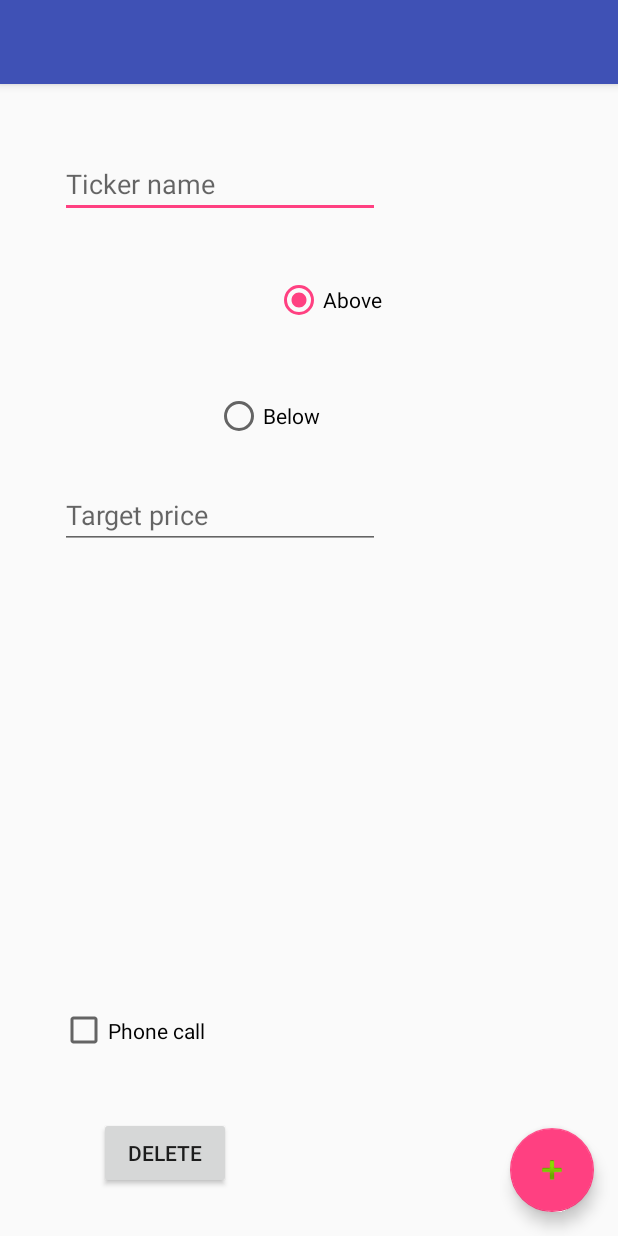
After one commit to jimdc/TradeTracker, an Android app: the layout timedelay.xml on its own in the app's theme, with its tools: preview values and no code run, on a phone screen of 412 x 824 dp. The commit adds this screen. Run offline under Robolectric (Android 15) with nearby library versions, the phone set to English and light mode, and no system bars.

Commit message:
added snooze beta

```diff
--- a/app/src/main/java/com/example/group69/alarm/AddEditStockActivity.kt
+++ b/app/src/main/java/com/example/group69/alarm/AddEditStockActivity.kt
@@ -39,7 +39,12 @@ class AddEditStockActivity : AppCompatActivity() {
 
         val EditingCrypto = b.getBoolean("EditingCrypto")
         val EditingExisting = b.getBoolean("EditingExisting")
-        if (EditingExisting) {
+        val Snooze = b.getBoolean("snooze")
+        if (Snooze) {
+            setTitle("Enter minutes for snooze for price")
+            deletebutton.visibility = View.INVISIBLE
+        }
+        else if (EditingExisting) {
 
             val thestock: Stock = b.getParcelable("TheStock")
             stockid = thestock.stockid
@@ -78,8 +83,14 @@ class AddEditStockActivity : AppCompatActivity() {
 
         addbutton.setOnClickListener { view ->
             val target: Double? = tickerPrice.text.toString().toDoubleOrNull()
-            val editedstock = Stock(stockid, tickerName.text.toString(),
-                    target ?: 6.66, aboveChecked.isChecked, phoneChecked.isChecked, EditingCrypto)
+
+            val editedstock = if(Snooze) { Stock(stockid, "snoozee", target
+                        ?: 6.66, aboveChecked.isChecked, phoneChecked.isChecked, EditingCrypto) } else {
+                Stock(stockid, tickerName.text.toString(), target
+                        ?: 6.66, aboveChecked.isChecked, phoneChecked.isChecked, EditingCrypto)
+            }
+
+
 
             if (dbsBound) { dbService.addeditstock(editedstock) }
             else { Log.e("AddButton", "OnClickListener: dbsBound = false, so did nothing.") }
--- a/app/src/main/java/com/example/group69/alarm/MainActivity.kt
+++ b/app/src/main/java/com/example/group69/alarm/MainActivity.kt
@@ -102,6 +102,9 @@ class MainActivity : AppCompatActivity() {
             }.show()
         }
     }
+    fun timeDelay(view: View) {
+        startActivity<AddEditStockActivity>("EditingExisting" to false, "EditingCrypto" to true,"snooze" to true)
+    }
 
     /**
      * Deletes the stock from Datenbank, from [stocksList], and refreshes UI.
@@ -167,6 +170,8 @@ class MainActivity : AppCompatActivity() {
         val intent = Intent(this, MainService::class.java)
         stopService(intent)
     }
+
+
 
     /**
      * Query the system for if a service is already running.
--- /dev/null
+++ b/app/src/main/java/com/example/group69/alarm/TimeDelay.kt
@@ -0,0 +1,31 @@
+package com.example.group69.alarm
+
+import android.os.Bundle
+import android.support.v7.app.AppCompatActivity
+import android.support.v7.widget.Toolbar
+import android.widget.EditText
+import android.widget.Button
+import android.support.design.widget.FloatingActionButton
+import android.util.Log
+import android.widget.RadioButton
+import android.widget.CheckBox
+import android.view.View
+import org.jetbrains.anko.*
+import java.util.Calendar
+import org.jetbrains.anko.db.delete
+
+class TimeDelay : AppCompatActivity() {
+
+    /**
+     * Customizes the UI based on intent extras "EditingCrypto" and "EditingExisting"
+     * @todo make more modular by having Datenbank interaction in own function
+     */
+    override fun onCreate(savedInstanceState: Bundle?) {
+        super.onCreate(savedInstanceState)
+        setContentView(R.layout.timedelay)
+
+
+
+        supportActionBar!!.setDisplayHomeAsUpEnabled(true)
+    }
+}
--- a/app/src/main/java/com/example/group69/alarm/Updaten.kt
+++ b/app/src/main/java/com/example/group69/alarm/Updaten.kt
@@ -11,6 +11,7 @@ import org.jetbrains.anko.db.parseList
 import org.jetbrains.anko.db.rowParser
 import org.jetbrains.anko.db.select
 import android.support.v4.content.LocalBroadcastManager
+import android.content.BroadcastReceiver
 import android.database.sqlite.SQLiteException
 import android.content.Intent
 import android.os.Vibrator
@@ -32,22 +33,30 @@ class Updaten(CallerContext: Context) : android.os.AsyncTask<Object, String, Voi
      * @todo Reduce calls to [getStocklistFromDB] by signalling if DB changed
      */
     override fun doInBackground(vararg activies : Object): Nothing? {
-
+        Log.d("updaten","updaten start")
         var failcount = 0
         var iterationcount = 0
 
         //mac = activies[0] as MainActivity
+
         while (!isCancelled) {
             Log.d("updaten", "iteration #" + ++iterationcount)
 
             DeletePendingFinishedStock()
+            Log.d("updaten", "1") //fails right here when trying to get from database
             var stocksTargets = getStocklistFromDB()
-
+            Log.d("updaten", "2")
             Log.v("Updaten ", if (stocksTargets.isEmpty()) "might be empty list: " else
             "stocks targets: " + stocksTargets.map { it.ticker }.joinToString(", "))
 
             for (stockx in stocksTargets) {
                 val ticker: String = stockx.ticker
+                if (ticker.equals("snoozee")) {
+                    Log.d("snooze","snoozin")
+                    SetPendingFinishedStock(stockx.stockid)
+                    Thread.sleep(1000 * stockx.target.toLong())
+                    continue
+                }
 
                 var currPrice = if (stockx.crypto == 1L) { Geldmonitor.getCryptoPrice(ticker)
                 } else { Geldmonitor.getStockPrice(ticker) }
@@ -75,8 +84,10 @@ class Updaten(CallerContext: Context) : android.os.AsyncTask<Object, String, Voi
             failcount = 0
             Utility.TryToSleepFor(8000)
         }
-
-        DatabaseManager.getInstance().database.close()
+        Log.d("updaten","service killed, finishing updaten")
+        /*
+        DatabaseManager.getInstance().database.close() //getting rid of this makes stopping scan and restarting not crash
+        */
         return null
     }
 
@@ -140,7 +151,25 @@ class Updaten(CallerContext: Context) : android.os.AsyncTask<Object, String, Voi
         intent.putExtra(ticker, price)
         LocalBroadcastManager.getInstance(this.TutorialServiceContext).sendBroadcast(intent)
     }
+    private fun createBroadcastReceiver(): BroadcastReceiver {
+        return object : BroadcastReceiver() {
+            override fun onReceive(context: Context, intent: Intent) {
+                Log.d("beforeAlarm","mangracina55")
+                // val v = getSystemService(Context.VIBRATOR_SERVICE) as Vibrator
+                //val num : LongArray = longArrayOf(1000,1000,1000)
+                //v.vibrate(num,3)
+                //updat.cancel(true)
+                //updat.pause(intent.getStringExtra("delay").toLong())
+                //Log.d("slept","canceled " + intent.getStringExtra("delay"))
 
+                //Thread.sleep(intent.getStringExtra("delay").toLong() * 6000)
+                //Log.d("slept",intent.getStringExtra("delay"))
+                //updat.execute("h")
+
+                //deleteStockOfThisIndex(intent.getStringExtra("result"))
+            }
+        }
+    }
     /**
      * Create a 5sec alert message for what the ticker "rose to" or "dropped to"
      * Set the system service [alarmManager] as FLAG_UPDATE_CURRENT
--- a/app/src/main/res/layout/activity_main.xml
+++ b/app/src/main/res/layout/activity_main.xml
@@ -4,6 +4,13 @@
     android:layout_height="match_parent"
     tools:context="com.example.group69.alarm.MainActivity">
 
+    <Button
+        android:layout_width="match_parent"
+        android:layout_height="wrap_content"
+        android:text="Time Delay"
+        android:id="@+id/timeDelayButton"
+        android:layout_alignParentStart="true"
+        android:onClick="timeDelay" />
     <Button
         android:id="@+id/addcryptoButton"
         android:layout_width="match_parent"
@@ -19,8 +26,8 @@
         android:text="@string/addstock"
         android:id="@+id/addstockButton"
         android:layout_alignParentStart="true"
-        android:onClick="LaunchAddStockActivity" />
-
+        android:onClick="LaunchAddStockActivity"
+        android:layout_below="@+id/timeDelayButton"/>
     <ListView
         android:id="@+id/listView"
         android:layout_width="match_parent"
--- /dev/null
+++ b/app/src/main/res/layout/timedelay.xml
@@ -0,0 +1,35 @@
+<?xml version="1.0" encoding="utf-8"?>
+<android.support.design.widget.CoordinatorLayout xmlns:android="http://schemas.android.com/apk/res/android"
+    xmlns:app="http://schemas.android.com/apk/res-auto"
+    xmlns:tools="http://schemas.android.com/tools"
+    android:layout_width="match_parent"
+    android:layout_height="match_parent"
+    tools:context="com.example.group69.alarm.TimeDelay">
+
+    <android.support.design.widget.AppBarLayout
+        android:layout_width="match_parent"
+        android:layout_height="wrap_content"
+        android:theme="@style/AppTheme.AppBarOverlay">
+
+        <android.support.v7.widget.Toolbar
+            android:id="@+id/toolbar"
+            android:layout_width="match_parent"
+            android:layout_height="?attr/actionBarSize"
+            android:background="?attr/colorPrimary"
+            app:popupTheme="@style/AppTheme.PopupOverlay" />
+
+    </android.support.design.widget.AppBarLayout>
+
+    <include
+        layout="@layout/timedelaycontent"
+        android:id="@+id/include" />
+
+    <android.support.design.widget.FloatingActionButton
+        android:id="@+id/fab"
+        android:layout_width="wrap_content"
+        android:layout_height="wrap_content"
+        android:layout_gravity="bottom|end"
+        android:layout_margin="@dimen/fab_margin"
+        app:srcCompat="@android:drawable/ic_input_add" />
+
+</android.support.design.widget.CoordinatorLayout>
--- /dev/null
+++ b/app/src/main/res/layout/timedelaycontent.xml
@@ -0,0 +1,110 @@
+<?xml version="1.0" encoding="utf-8"?>
+<android.support.constraint.ConstraintLayout xmlns:android="http://schemas.android.com/apk/res/android"
+    xmlns:app="http://schemas.android.com/apk/res-auto"
+    xmlns:tools="http://schemas.android.com/tools"
+    android:layout_width="match_parent"
+    android:layout_height="match_parent"
+    app:layout_behavior="@string/appbar_scrolling_view_behavior"
+    tools:context="com.example.group69.alarm.TimeDelay"
+    tools:showIn="@layout/timedelay">
+
+
+    <RadioGroup
+        android:layout_width="126dp"
+        android:layout_height="109dp"
+        android:checkedButton="@+id/rbAbove"
+        tools:layout_constraintTop_creator="1"
+        tools:layout_constraintRight_creator="1"
+        android:layout_marginTop="128dp"
+        tools:layout_constraintLeft_creator="1"
+        app:layout_constraintTop_toTopOf="parent"
+        android:id="@+id/radioGroup"
+        app:layout_constraintRight_toRightOf="parent"
+        app:layout_constraintLeft_toLeftOf="parent">
+
+        <RadioButton
+            android:id="@+id/rbAbove"
+            android:layout_width="wrap_content"
+            android:layout_height="wrap_content"
+            android:layout_marginStart="40dp"
+            android:layout_weight="1"
+            android:checked="false"
+            android:text="@string/above"
+            app:layout_constraintBaseline_toBaselineOf="@+id/rbBelow"
+            app:layout_constraintLeft_toLeftOf="parent"
+            tools:layout_constraintBaseline_creator="1"
+            tools:layout_constraintLeft_creator="1" />
+
+        <RadioButton
+            android:id="@+id/rbBelow"
+            android:layout_width="wrap_content"
+            android:layout_height="wrap_content"
+            android:layout_marginEnd="19dp"
+            android:layout_marginTop="45dp"
+            android:layout_weight="1"
+            android:text="@string/below"
+            app:layout_constraintRight_toRightOf="@+id/tickerPrice"
+            app:layout_constraintTop_toBottomOf="@+id/tickerName"
+            tools:layout_constraintRight_creator="1"
+            tools:layout_constraintTop_creator="1" />
+    </RadioGroup>
+
+    <EditText
+        android:id="@+id/tickerName"
+        android:layout_width="wrap_content"
+        android:layout_height="wrap_content"
+        android:ems="10"
+        android:inputType="textCapCharacters"
+        android:hint="@string/tickername"
+        tools:layout_constraintTop_creator="1"
+        tools:layout_constraintRight_creator="1"
+        tools:layout_constraintBottom_creator="1"
+        app:layout_constraintBottom_toTopOf="@+id/radioGroup"
+        app:layout_constraintRight_toRightOf="@+id/tickerPrice"
+        android:layout_marginTop="45dp"
+        tools:layout_constraintLeft_creator="1"
+        android:layout_marginBottom="40dp"
+        app:layout_constraintLeft_toLeftOf="@+id/tickerPrice"
+        app:layout_constraintTop_toTopOf="parent" />
+
+    <EditText
+        android:id="@+id/tickerPrice"
+        android:layout_width="wrap_content"
+        android:layout_height="wrap_content"
+        android:ems="10"
+        android:inputType="numberDecimal"
+        android:hint="@string/targetprice"
+        tools:layout_constraintTop_creator="1"
+        android:layout_marginStart="40dp"
+        android:layout_marginTop="27dp"
+        app:layout_constraintTop_toBottomOf="@+id/radioGroup"
+        tools:layout_constraintLeft_creator="1"
+        app:layout_constraintLeft_toLeftOf="parent" />
+
+    <CheckBox
+        android:id="@+id/phoneCallCB"
+        android:layout_width="139dp"
+        android:layout_height="47dp"
+        android:text="@string/callme"
+        tools:layout_constraintBottom_creator="1"
+        android:layout_marginStart="40dp"
+        app:layout_constraintBottom_toBottomOf="parent"
+        tools:layout_constraintLeft_creator="1"
+        android:layout_marginBottom="113dp"
+        app:layout_constraintLeft_toLeftOf="parent" />
+
+    <Button
+        android:id="@+id/delbtn"
+        android:layout_width="wrap_content"
+        android:layout_height="wrap_content"
+        android:text="@string/delete"
+        tools:layout_constraintRight_creator="1"
+        tools:layout_constraintBottom_creator="1"
+        app:layout_constraintBottom_toBottomOf="parent"
+        app:layout_constraintRight_toRightOf="@+id/phoneCallCB"
+        tools:layout_constraintLeft_creator="1"
+        android:layout_marginBottom="31dp"
+        app:layout_constraintLeft_toLeftOf="@+id/phoneCallCB" />
+
+
+</android.support.constraint.ConstraintLayout>
```
Also changed, not shown: 1 other file.
